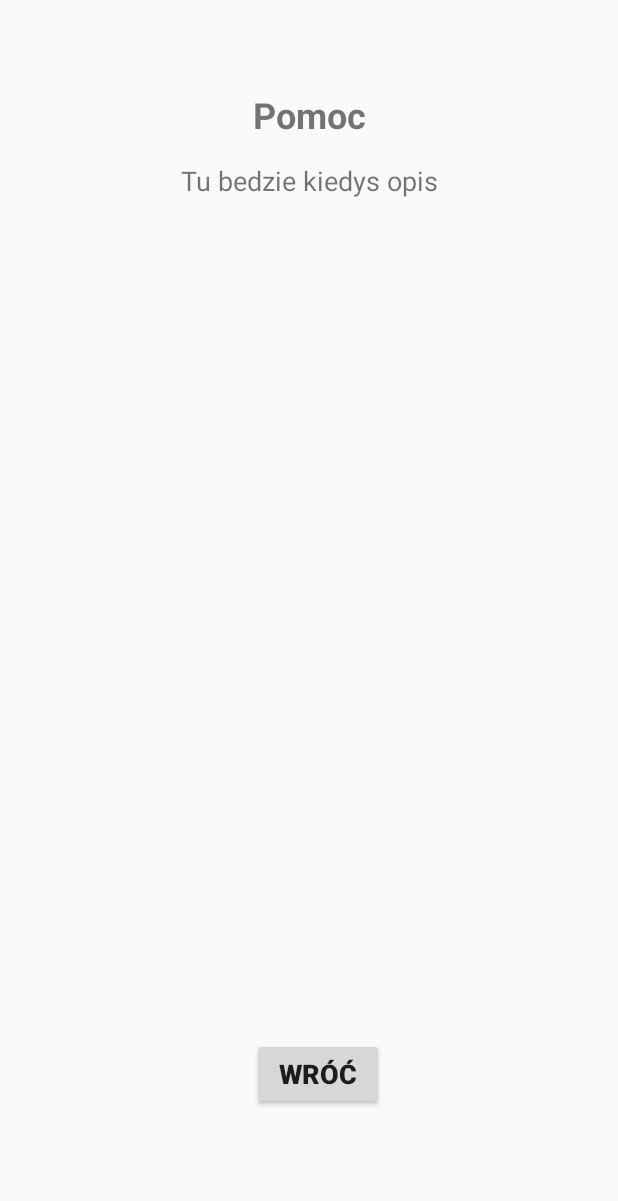
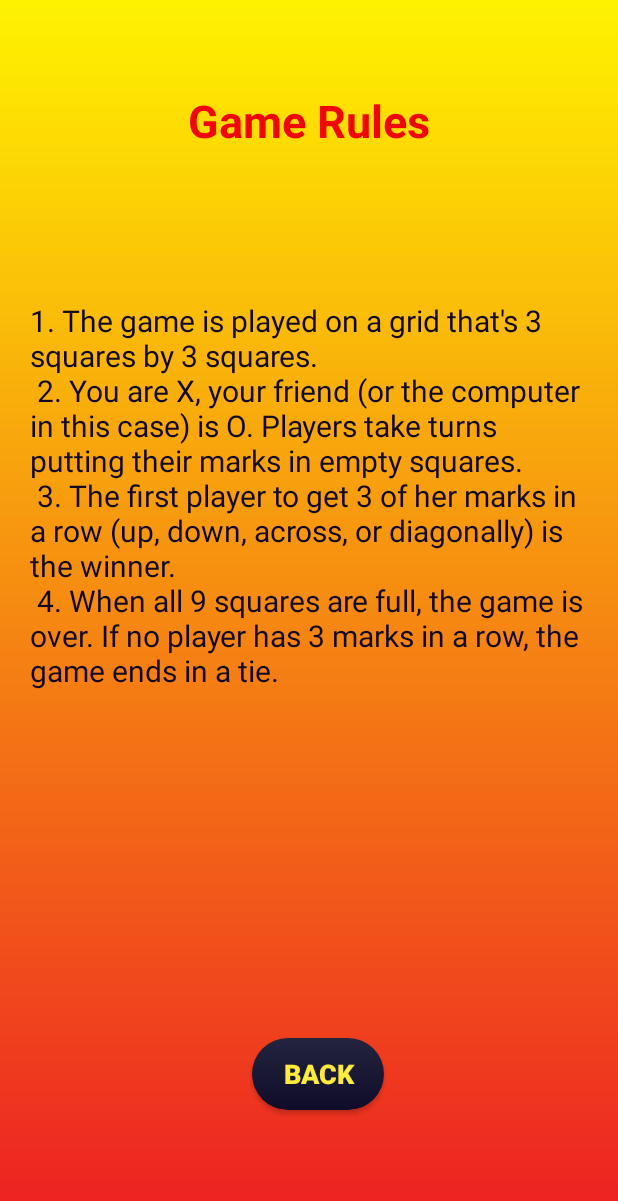
Before and after one commit to rysiek98/Tic-Tac-Toe, an Android app: the info screen opened directly, with no data from a screen before it, on a phone screen of 412 x 824 dp. Shown: the top 1201 px of the screen. Run offline under Robolectric (Android 15) with nearby library versions, the phone set to English and light mode, and no system bars.

Commit message:
Add game rules

```diff
--- a/XorO/app/src/main/java/com/example/xoro/info.kt
+++ b/XorO/app/src/main/java/com/example/xoro/info.kt
@@ -23,7 +23,7 @@ class info : AppCompatActivity() {
                 or View.SYSTEM_UI_FLAG_HIDE_NAVIGATION
                 or View.SYSTEM_UI_FLAG_FULLSCREEN)
 
-        //Odpalanie pomocy
+
         backBt.setOnClickListener {
             finish()
         }
--- a/XorO/app/src/main/res/layout/activity_info.xml
+++ b/XorO/app/src/main/res/layout/activity_info.xml
@@ -4,29 +4,34 @@
     xmlns:tools="http://schemas.android.com/tools"
     android:layout_width="match_parent"
     android:layout_height="match_parent"
+    android:background="@drawable/background"
     tools:context=".info">
 
     <TextView
-        android:id="@+id/Naglowek"
+        android:id="@+id/rules"
         android:layout_width="wrap_content"
         android:layout_height="wrap_content"
         android:layout_marginTop="60dp"
-        android:text="Pomoc"
+        android:text="Game Rules"
         android:textAlignment="center"
-        android:textSize="24sp"
+        android:textColor="#F10606"
+        android:textSize="30sp"
         android:textStyle="bold"
         app:layout_constraintEnd_toEndOf="parent"
         app:layout_constraintStart_toStartOf="parent"
         app:layout_constraintTop_toTopOf="parent" />
 
     <TextView
-        android:id="@+id/Opis"
+        android:id="@+id/gameRules"
         android:layout_width="wrap_content"
         android:layout_height="wrap_content"
-        android:layout_marginTop="108dp"
-        android:text="Tu bedzie kiedys opis"
-        android:textSize="18sp"
+        android:layout_marginTop="180dp"
+        android:padding="20dp"
+        android:text="@string/gameRules"
+        android:textColor="#120823"
+        android:textSize="20sp"
         app:layout_constraintEnd_toEndOf="parent"
+        app:layout_constraintHorizontal_bias="0.0"
         app:layout_constraintStart_toStartOf="parent"
         app:layout_constraintTop_toTopOf="parent" />
 
@@ -36,7 +41,9 @@
         android:layout_height="wrap_content"
         android:layout_marginStart="168dp"
         android:layout_marginBottom="84dp"
-        android:text="Wróć"
+        android:background="@drawable/buttons2"
+        android:text="Back"
+        android:textColor="#FFEB3B"
         android:textSize="18sp"
         android:textStyle="bold"
         app:layout_constraintBottom_toBottomOf="parent"
--- a/XorO/app/src/main/res/values/strings.xml
+++ b/XorO/app/src/main/res/values/strings.xml
@@ -4,4 +4,8 @@
 
     <!-- TODO: Remove or change this placeholder text -->
     <string name="hello_blank_fragment">Hello blank fragment</string>
+    <string name="gameRules">1. The game is played on a grid that\'s 3 squares by 3 squares. \n
+2. You are X, your friend (or the computer in this case) is O. Players take turns putting their marks in empty squares.\n
+3. The first player to get 3 of her marks in a row (up, down, across, or diagonally) is the winner.\n
+4. When all 9 squares are full, the game is over. If no player has 3 marks in a row, the game ends in a tie.</string>>
 </resources>
```
